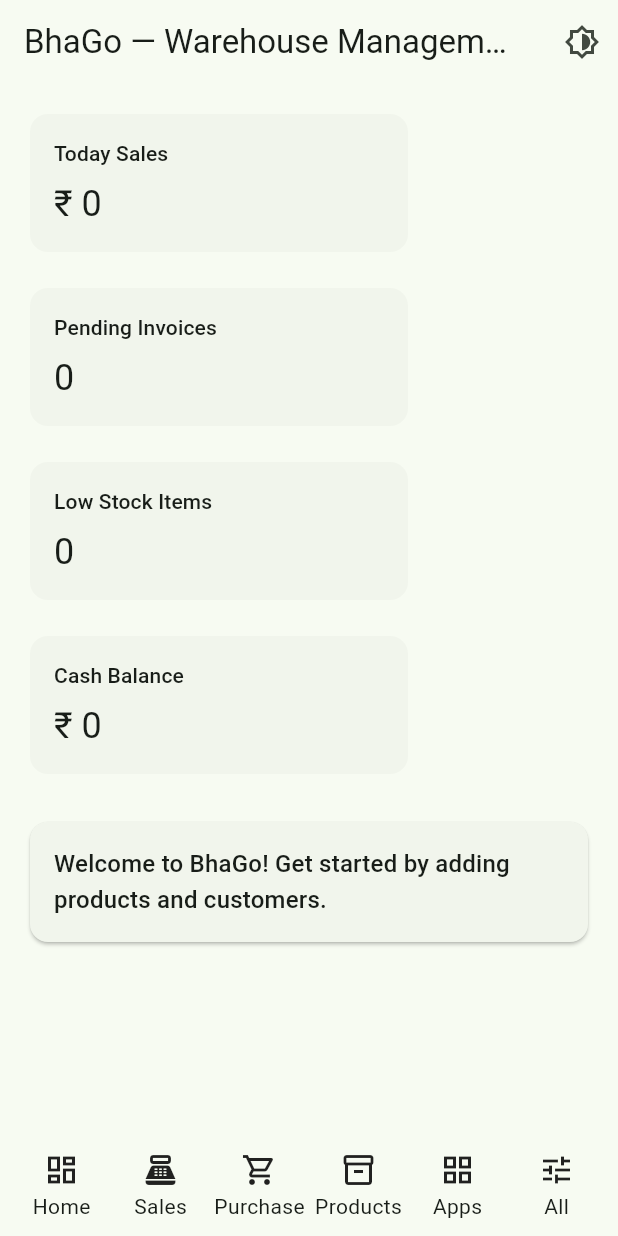
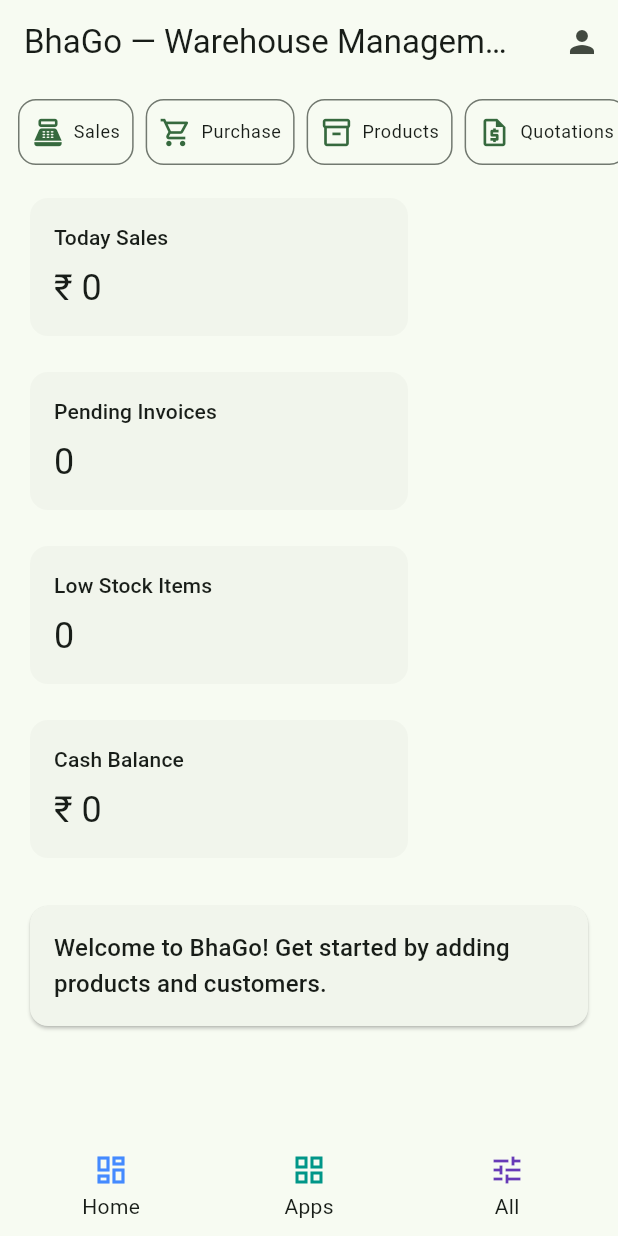
Before and after one commit to tecnobij/inventory-app, a Flutter app: the screen it shows after launch, on a phone screen of 412 x 824 dp. Run offline on Flutter 3.47's test engine with Material 3 defaults, Android fonts, the phone set to English and light mode, and no system bars; our stand-ins replace shared_preferences.

Commit message:
ui button changes and logic change for bottom bar for mobile
by default it show 3 feature in bottombar

```diff
--- /dev/null
+++ b/devtools_options.yaml
@@ -0,0 +1,3 @@
+description: This file stores settings for Dart & Flutter DevTools.
+documentation: https://docs.flutter.dev/tools/devtools/extensions#configure-extension-enablement-states
+extensions:
--- a/lib/features/dashboard/controller/actions_controller.dart
+++ b/lib/features/dashboard/controller/actions_controller.dart
@@ -6,20 +6,81 @@
 class ActionsController extends ChangeNotifier {
   // Master list of all pages in the app
 final List<ActionItem> _all = const [
-    ActionItem(id: 'home',       label: 'Home',       icon: Icons.dashboard_outlined,          page: HomePage()),
-    ActionItem(id: 'sales',      label: 'Sales',      icon: Icons.point_of_sale_outlined,      page: SalesPage()),
-    ActionItem(id: 'purchase',   label: 'Purchase',   icon: Icons.shopping_cart_outlined,      page: PurchasePage()),
-    ActionItem(id: 'products',   label: 'Products',   icon: Icons.inventory_2_outlined,        page: ProductPage()),
-    ActionItem(id: 'quotes',     label: 'Quotations', icon: Icons.request_quote_outlined,      page: QuotationsPage()),
-    ActionItem(id: 'reports',    label: 'Reports',    icon: Icons.receipt_long_outlined,       page: ReportPage()),
-    ActionItem(id: 'finance',    label: 'Finance',    icon: Icons.account_balance_wallet_outlined, page: FinancePage()),
-    ActionItem(id: 'customers',  label: 'Customers',  icon: Icons.people_outline,              page: CustomersPage()),
-    ActionItem(id: 'vendors',    label: 'Vendors',    icon: Icons.store_mall_directory_outlined, page: VendorsPage()),
-    ActionItem(id: 'settings',   label: 'Settings',   icon: Icons.settings_outlined,           page: SettingPage()),
+  ActionItem(
+    id: 'home',
+    label: 'Home',
+    icon: Icons.dashboard_outlined,
+    page: HomePage(),
+    color: Colors.blueAccent,
+  ),
+  ActionItem(
+    id: 'sales',
+    label: 'Sales',
+    icon: Icons.point_of_sale_outlined,
+    page: SalesPage(),
+    color: Colors.green,
+  ),
+  ActionItem(
+    id: 'purchase',
+    label: 'Purchase',
+    icon: Icons.shopping_cart_outlined,
+    page: PurchasePage(),
+    color: Colors.orange,
+  ),
+  ActionItem(
+    id: 'products',
+    label: 'Products',
+    icon: Icons.inventory_2_outlined,
+    page: ProductPage(),
+    color: Colors.deepPurple,
+  ),
+  ActionItem(
+    id: 'quotes',
+    label: 'Quotations',
+    icon: Icons.request_quote_outlined,
+    page: QuotationsPage(),
+    color: Colors.teal,
+  ),
+  ActionItem(
+    id: 'reports',
+    label: 'Reports',
+    icon: Icons.receipt_long_outlined,
+    page: ReportPage(),
+    color: Colors.pinkAccent,
+  ),
+  ActionItem(
+    id: 'finance',
+    label: 'Finance',
+    icon: Icons.account_balance_wallet_outlined,
+    page: FinancePage(),
+    color: Colors.indigo,
+  ),
+  ActionItem(
+    id: 'customers',
+    label: 'Customers',
+    icon: Icons.people_outline,
+    page: CustomersPage(),
+    color: Colors.cyan,
+  ),
+  ActionItem(
+    id: 'vendors',
+    label: 'Vendors',
+    icon: Icons.store_mall_directory_outlined,
+    page: VendorsPage(),
+    color: Colors.redAccent,
+  ),
+  ActionItem(
+    id: 'settings',
+    label: 'Settings',
+    icon: Icons.settings_outlined,
+    page: SettingPage(),
+    color: Colors.brown,
+  ),
 ];
 
+
   // Favorites (ids) and selected index within favorites
-  List<String> _favoriteIds = ['home', 'sales', 'purchase', 'products'];
+  List<String> _favoriteIds = ['home', ];
   int _selectedIndex = 0;
 
   // ===== Getters expected by your UI =====
@@ -27,16 +88,33 @@
   List<ActionItem> get favorites =>
       _favoriteIds.map((id) => _all.firstWhere((a) => a.id == id)).toList();
   int get selectedFavoriteIndex => _selectedIndex;
-  ActionItem get selectedAction =>
-      favorites[_selectedIndex.clamp(0, favorites.length - 1)];
+
+ActionItem get selectedAction {
+  if (favorites.isEmpty) {
+    // return a default page instead of crashing
+    return _all.first; // or some default ActionItem
+  }
+  return favorites[_selectedIndex.clamp(0, favorites.length - 1)];
+}
 
   // ===== Persistence =====
 Future<void> load() async {
   final sp = await SharedPreferences.getInstance();
   _favoriteIds = sp.getStringList('fav_ids') ?? _favoriteIds;
   _selectedIndex = sp.getInt('fav_sel') ?? 0;
+
+  if (_favoriteIds.isEmpty) {
+    _favoriteIds = ['home', 'sales']; // defaults
+    _selectedIndex = 0;
+  }
+
+  if (_selectedIndex >= _favoriteIds.length) {
+    _selectedIndex = 0;
+  }
+
   notifyListeners();
 }
+
 
   Future<void> _persist() async {
     final sp = await SharedPreferences.getInstance();
--- a/lib/features/dashboard/model/action_item.dart
+++ b/lib/features/dashboard/model/action_item.dart
@@ -5,11 +5,13 @@
   final String label;
   final IconData icon;
   final Widget page;
+  final Color color; // 🎨 new field for icon color
 
   const ActionItem({
     required this.id,
     required this.label,
     required this.icon,
     required this.page,
+    required this.color,
   });
 }
--- a/lib/features/dashboard/presentation/dashboard_view.dart
+++ b/lib/features/dashboard/presentation/dashboard_view.dart
@@ -1,8 +1,11 @@
+import 'package:bhago/features/dashboard/model/action_item.dart';
 import 'package:flutter/material.dart';
 import 'package:provider/provider.dart';
 import '../controller/actions_controller.dart';
 import 'pages/manage_actions_page.dart';
 import 'widgets/side_bar.dart';
+
+// ...imports unchanged...
 
 class DashboardView extends StatelessWidget {
   const DashboardView({super.key});
@@ -24,19 +27,30 @@
     final appBar = AppBar(
       title: const Text('BhaGo — Warehouse Management'),
       actions: [
-        IconButton(
-          tooltip: 'Theme',
-          onPressed: () {
-            ScaffoldMessenger.of(context).showSnackBar(
-              const SnackBar(content: Text('Theme toggle coming soon')),
-            );
-          },
-          icon: const Icon(Icons.brightness_6_outlined),
-        ),
+       PopupMenuButton<ThemeMode>(
+  tooltip: 'Theme',
+  icon: const Icon(Icons.person),
+  onSelected: (mode) {
+  ;
+  },
+  itemBuilder: (context) => [
+    const PopupMenuItem(
+      value: ThemeMode.system,
+      child: Text('Profile'),
+    ),
+    const PopupMenuItem(
+      value: ThemeMode.light,
+      child: Text('Setting'),
+    ),
+
+  ],
+),
+
       ],
     );
 
-    final content = ctrl.selectedAction.page;
+    final selected = ctrl.selectedAction;
+    final content = selected.page;
 
     if (useWide) {
       // Desktop/Landscape — Sidebar + content
@@ -58,13 +72,42 @@
         ),
       );
     } else {
-      // Portrait — Quick actions + Launcher + Manage
+      // PORTRAIT — show ALL actions as small scrollable buttons on HOME only
       final favs = ctrl.favorites;
       final primary = favs.take(_quickCountPortrait).toList();
 
+      // If selected page is Home, stack quick-actions strip over the Home content
+      final body = (selected.id == 'home')
+          ? Column(
+              crossAxisAlignment: CrossAxisAlignment.start,
+              children: [
+                const SizedBox(height: 8),
+                _AllActionsScroller(
+                  actions: ctrl.allActions.where((a) => a.id != 'home').toList(),
+                  onTap: (a) {
+                    final favIndex = favs.indexWhere((f) => f.id == a.id);
+                    if (favIndex >= 0) {
+                      // already a favorite → switch selection in bottom bar
+                      ctrl.setSelectedFavorite(favIndex);
+                    } else {
+                      // not a favorite → open page without changing favorites
+                      Navigator.of(context).push(
+                        MaterialPageRoute(builder: (_) => a.page),
+                      );
+                    }
+                  },
+                ),
+
+                Expanded(child: content),
+              ],
+            )
+          : content;
+
       return Scaffold(
         appBar: appBar,
-        body: content,
+        body: body,
+
+        // Bottom bar shows ONLY 4 important favorites (unchanged logic)
         bottomNavigationBar: SafeArea(
           minimum: const EdgeInsets.symmetric(horizontal: 8),
           child: Row(
@@ -79,7 +122,7 @@
                       child: Column(
                         mainAxisSize: MainAxisSize.min,
                         children: [
-                          Icon(primary[i].icon),
+                         Icon(primary[i].icon, color: primary[i].color), // 🎨
                           const SizedBox(height: 2),
                           Text(
                             primary[i].label,
@@ -90,7 +133,8 @@
                     ),
                   ),
                 ),
-              // Launcher (show all pages in a bottom sheet grid)
+
+              // Apps launcher (kept)
               Expanded(
                 child: InkWell(
                   onTap: () => _openLauncherBottomSheet(context),
@@ -100,7 +144,7 @@
                     child: Column(
                       mainAxisSize: MainAxisSize.min,
                       children: [
-                        Icon(Icons.grid_view),
+                        Icon(Icons.grid_view, color: Colors.teal,),
                         SizedBox(height: 2),
                         Text('Apps'),
                       ],
@@ -108,7 +152,8 @@
                   ),
                 ),
               ),
-              // Manage (open ManageActionsPage)
+
+              // Manage (kept)
               Expanded(
                 child: InkWell(
                   onTap: () {
@@ -124,7 +169,7 @@
                     child: Column(
                       mainAxisSize: MainAxisSize.min,
                       children: [
-                        Icon(Icons.tune),
+                        Icon(Icons.tune,color: Colors.deepPurple,),
                         SizedBox(height: 2),
                         Text('All'),
                       ],
@@ -141,7 +186,7 @@
 
   void _openLauncherBottomSheet(BuildContext context) {
     final ctrl = context.read<ActionsController>();
-    final actions = ctrl.allActions; // make sure your controller exposes this
+    final actions = ctrl.allActions;
 
     showModalBottomSheet(
       context: context,
@@ -187,21 +232,15 @@
                     final a = actions[i];
                     return OutlinedButton(
                       onPressed: () {
-                        // 1) If already a favorite, just select it
-                        final existing = ctrl.favorites.indexWhere(
-                          (f) => f.id == a.id,
-                        );
+                        final existing = ctrl.favorites.indexWhere((f) => f.id == a.id);
                         if (existing >= 0) {
                           ctrl.setSelectedFavorite(existing);
                         } else {
-                          // 2) Otherwise add to favorites and select it
+                          // keep: add to favorites on demand via launcher
                           ctrl.addFavorite(a.id);
                           ctrl.setSelectedFavorite(ctrl.favorites.length - 1);
-                          // (Optional) enforce a max favorites count here if you want
                         }
-                        Navigator.of(
-                          context,
-                        ).pop(); // close the sheet, keep bottom bar
+                        Navigator.of(context).pop();
                       },
                       child: Column(
                         mainAxisSize: MainAxisSize.min,
@@ -227,3 +266,70 @@
     );
   }
 }
+
+/// Tiny horizontally-scrollable buttons for all actions (on Home only)
+class _AllActionsScroller extends StatelessWidget {
+  const _AllActionsScroller({
+    required this.actions,
+    required this.onTap,
+  });
+
+  final List<ActionItem> actions;
+  final void Function(ActionItem) onTap;
+
+  @override
+  Widget build(BuildContext context) {
+    return SizedBox(
+      // compact height
+      child: SingleChildScrollView(
+        scrollDirection: Axis.horizontal,
+        padding: const EdgeInsets.symmetric(horizontal: 12),
+        child: Row(
+          children: [
+            for (final a in actions) ...[
+              _MiniActionButton(item: a, onTap: () => onTap(a)),
+              const SizedBox(width: 8),
+            ],
+          ],
+        ),
+      ),
+    );
+  }
+}
+
+class _MiniActionButton extends StatelessWidget {
+  const _MiniActionButton({required this.item, required this.onTap});
+  final ActionItem item;
+  final VoidCallback onTap;
+
+  @override
+  Widget build(BuildContext context) {
+    return SizedBox(
+
+      child: OutlinedButton(
+        onPressed: onTap,
+        style: OutlinedButton.styleFrom(
+          padding: const EdgeInsets.symmetric(vertical: 8, horizontal: 6),
+          shape: RoundedRectangleBorder(borderRadius: BorderRadius.circular(12)),
+        ),
+        child: Padding(
+          padding: const EdgeInsets.all(3.0),
+          child: Row(
+            mainAxisSize: MainAxisSize.min,
+            children: [
+              Icon(item.icon, size: 22),
+              const SizedBox(width: 6),
+              Text(
+                item.label,
+                textAlign: TextAlign.center,
+                maxLines: 2,
+                overflow: TextOverflow.ellipsis,
+                style: Theme.of(context).textTheme.bodySmall,
+              ),
+            ],
+          ),
+        ),
+      ),
+    );
+  }
+}
--- a/lib/main.dart
+++ b/lib/main.dart
@@ -24,7 +24,9 @@
       child: MaterialApp(
         title: 'BhaGo',
         debugShowCheckedModeBanner: false,
-        theme: ThemeData(useMaterial3: true, colorSchemeSeed: const Color(0xFF1DB954)),
+        theme: ThemeData(
+
+          useMaterial3: true, colorSchemeSeed: const Color(0xFF1DB954)),
         darkTheme: ThemeData(useMaterial3: true, brightness: Brightness.dark, colorSchemeSeed: const Color(0xFF1DB954)),
         themeMode: ThemeMode.system,
         home: const DashboardView(), // no param needed now
```
Also changed, not shown: 9 other files. Lines whose indentation alone changed are shown as unchanged.
